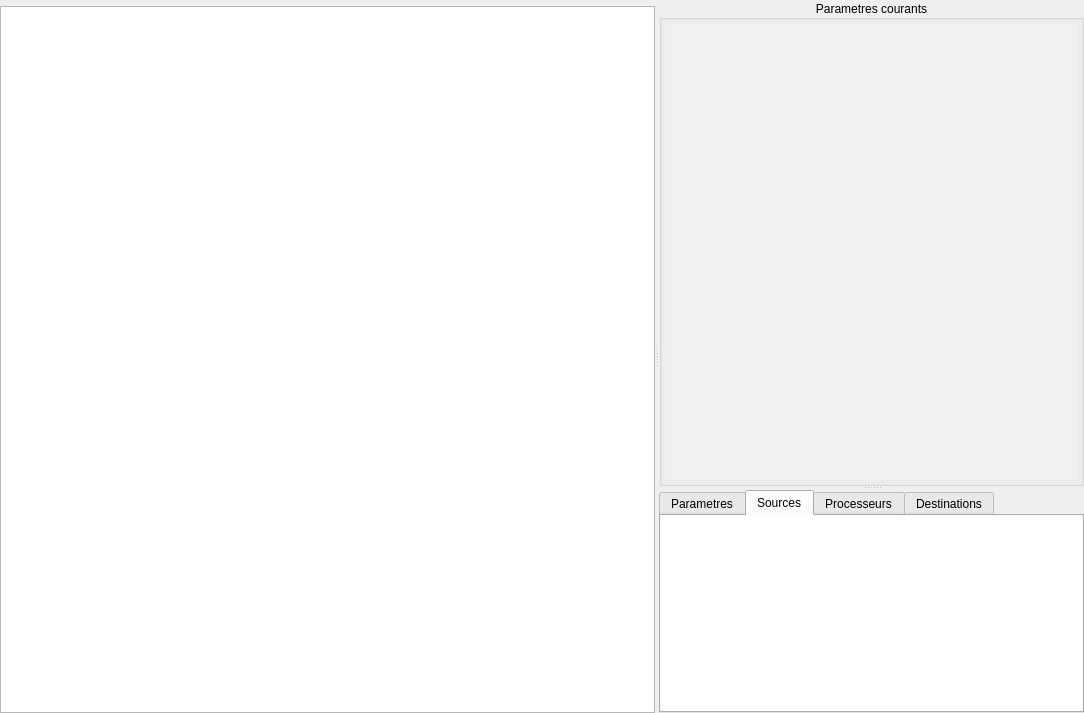
Before: the Qt Designer form Src/MatisseServer/ui/ExpertFormWidget.ui in IfremerUnderwater/Matisse, drawn with Qt 5.
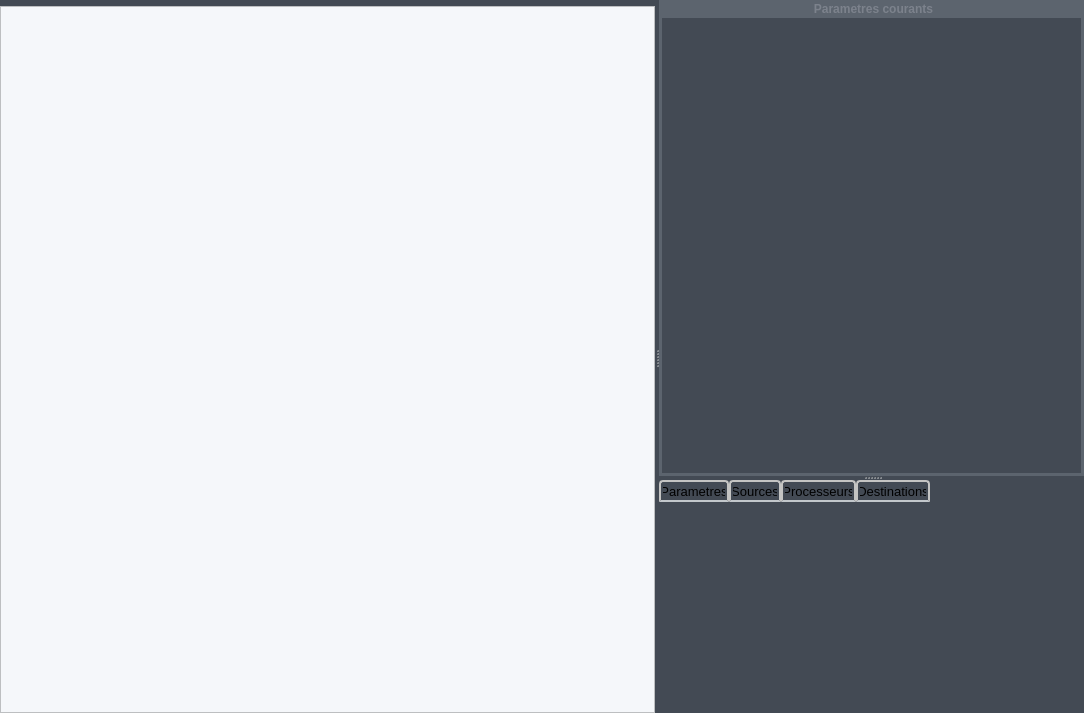
After: the same form once the commit is applied. The open tabs and pages were chosen to show the change.

Commit message: New style sheet + 1st georeferencing code

```diff
--- a/Src/MatisseServer/ui/ExpertFormWidget.ui
+++ b/Src/MatisseServer/ui/ExpertFormWidget.ui
@@ -25,6 +25,147 @@
   <property name="windowTitle">
    <string>Form</string>
   </property>
+  <property name="styleSheet">
+   <string notr="true">/* background color: #434a54 rgb(67, 74, 84);
+*  default text color: #f5f7fa    rgb(245, 247, 250)
+*
+* Code Couleur
+* Bleu            : #4a89dc rgb(74, 137, - 220);   
+* Marine clair: #434a54  rgb(  67,   74,  84);    // Marine Clairs
+* Vert            : #37bc9b  rgb(  55, 188, 155);   // Vert
+* Marine        : #252a31   rgb(  37,   42,   49);   // Marine
+* Gris Clair    : #f5f7fa      rgb(245, 247, 250);  // Gris Clair
+* Gris moyen: #7c828c rgb(124, 130, 140); //Gris moyen
+* Gris fonce  : #5c646e rgb(92,100, 110); // Gris fonce
+* Rouge        : #da4453; 
+* Orange       : #e9563f;
+* Jaune          : #f6bb42; 
+*/
+
+
+
+/************************/
+/*** Generic Widgets ***/
+/************************/
+QWidget{
+   background-color: #434a54;  /* Marine Clair */
+}
+
+QWidget:disabled {
+   background-color: #252a31;  /* Marine */
+}
+
+QLabel
+{
+  background-color: none;
+  border: none;
+  font-family: &quot;Montserrat&quot;;
+  font-size: 12px;
+  font-weight: 700;
+  color: #f5f7fa;  /* Gris Clair  */
+}
+
+/** QProgressBar **/
+QProgressBar {
+  border: none;
+  background-color: #5c646e; /* Gris fonce  */
+}
+
+QProgressBar::chunk {
+  background-color: #37bc9b; /* Vert  */
+}  
+
+QProgressBar:disabled {
+  background-color: #18212E; 
+
+}
+QProgressBar::chunk:disabled {
+  background-color: #5c646e; 
+}
+
+/** QPushButton **/
+QPushButton {
+  background-color: #434a54;    /*Marine Clair  */
+  border: 2px solid #7c828c; /*Gris moyen  */
+  font-family: &quot;Montserrat&quot;;
+  color: #f5f7fa;  /* Gris Clair  */
+  font-size: 12px;
+  font-weight: 700;
+  text-transform: uppercase;
+  min-height: 26px;
+}
+
+QPushButton:pressed {
+  background-color: #4a89dc; /* Bleu */
+  border: none;
+}
+
+QPushButton:checked {
+  background-color: #4a89dc;  /* Bleu */
+  border: none;
+}
+
+QPushButton:hover {
+   border: 2px solid #4a89dc;  /* Bleu */
+}
+
+QPushButton:flat {
+     border: 2px solid #4a89dc;  /* Bleu */
+}
+
+/** GroupBox **/
+QGroupBox {
+     background-color: #5c646e; /* Gris fonce  */
+     border: none;
+    text-transform: uppercase;
+    font-family: &quot;Montserrat&quot;;
+    font-size: 12px;
+    font-weight: bold;
+    text-transform: uppercase;
+    padding-top: 15;
+ }
+
+QGroupBox::title {
+    subcontrol-origin: margin;
+    subcontrol-position: top center; /* position at the top center */
+    padding-top: 2;
+    color: rgb(124, 130, 140); /* Gris moyen */
+ }
+
+Line {
+  color: #7c828c;
+  border: none;
+}
+
+QGraphicsView{
+     background-color: #f5f7fa; 
+}
+
+
+QTabWidget{
+    border: 2 px #C4C4C3;
+}
+
+QTabWidget::pane {
+    border: 2 px solid #444;
+    border-radius: 3px;
+    padding: 3px;
+}
+
+QTabBar::tab {
+    background: qlineargradient(x1: 0, y1: 0, x2: 0, y2: 1,
+                                stop: 0 #5c646e, stop: 1.0 #7c828c);
+    font-family: &quot;Montserrat&quot;;
+    font-size: 13px;
+    border: 2px solid #C4C4C3;
+    border-bottom-color: #C2C7CB; /* same as the pane color */
+    border-top-left-radius: 4px;
+    border-top-right-radius: 4px;
+    min-width: 10ex;
+    padding: 2px;
+}
+</string>
+  </property>
   <layout class="QGridLayout" name="gridLayout_3">
    <property name="leftMargin">
     <number>0</number>
@@ -150,8 +291,8 @@
             <rect>
              <x>0</x>
              <y>0</y>
-             <width>418</width>
-             <height>455</height>
+             <width>417</width>
+             <height>466</height>
             </rect>
            </property>
            <property name="sizePolicy">
@@ -193,34 +334,88 @@
               <property name="palette">
                <palette>
                 <active>
+                 <colorrole role="Button">
+                  <brush brushstyle="SolidPattern">
+                   <color alpha="255">
+                    <red>67</red>
+                    <green>74</green>
+                    <blue>84</blue>
+                   </color>
+                  </brush>
+                 </colorrole>
+                 <colorrole role="Base">
+                  <brush brushstyle="SolidPattern">
+                   <color alpha="255">
+                    <red>67</red>
+                    <green>74</green>
+                    <blue>84</blue>
+                   </color>
+                  </brush>
+                 </colorrole>
                  <colorrole role="Window">
                   <brush brushstyle="SolidPattern">
                    <color alpha="255">
-                    <red>255</red>
-                    <green>255</green>
-                    <blue>255</blue>
+                    <red>67</red>
+                    <green>74</green>
+                    <blue>84</blue>
                    </color>
                   </brush>
                  </colorrole>
                 </active>
                 <inactive>
+                 <colorrole role="Button">
+                  <brush brushstyle="SolidPattern">
+                   <color alpha="255">
+                    <red>67</red>
+                    <green>74</green>
+                    <blue>84</blue>
+                   </color>
+                  </brush>
+                 </colorrole>
+                 <colorrole role="Base">
+                  <brush brushstyle="SolidPattern">
+                   <color alpha="255">
+                    <red>67</red>
+                    <green>74</green>
+                    <blue>84</blue>
+                   </color>
+                  </brush>
+                 </colorrole>
                  <colorrole role="Window">
                   <brush brushstyle="SolidPattern">
                    <color alpha="255">
-                    <red>240</red>
-                    <green>240</green>
-                    <blue>240</blue>
+                    <red>67</red>
+                    <green>74</green>
+                    <blue>84</blue>
                    </color>
                   </brush>
                  </colorrole>
                 </inactive>
                 <disabled>
+                 <colorrole role="Button">
+                  <brush brushstyle="SolidPattern">
+                   <color alpha="255">
+                    <red>37</red>
+                    <green>42</green>
+                    <blue>49</blue>
+                   </color>
+                  </brush>
+                 </colorrole>
+                 <colorrole role="Base">
+                  <brush brushstyle="SolidPattern">
+                   <color alpha="255">
+                    <red>37</red>
+                    <green>42</green>
+                    <blue>49</blue>
+                   </color>
+                  </brush>
+                 </colorrole>
                  <colorrole role="Window">
                   <brush brushstyle="SolidPattern">
                    <color alpha="255">
-                    <red>240</red>
-                    <green>240</green>
-                    <blue>240</blue>
+                    <red>37</red>
+                    <green>42</green>
+                    <blue>49</blue>
                    </color>
                   </brush>
                  </colorrole>
@@ -228,7 +423,7 @@
                </palette>
               </property>
               <property name="autoFillBackground">
-               <bool>true</bool>
+               <bool>false</bool>
               </property>
              </widget>
             </item>
```
Left out of the diff: 2 changed lines with no effect on the pictures. The commit also changes 77 other files.
